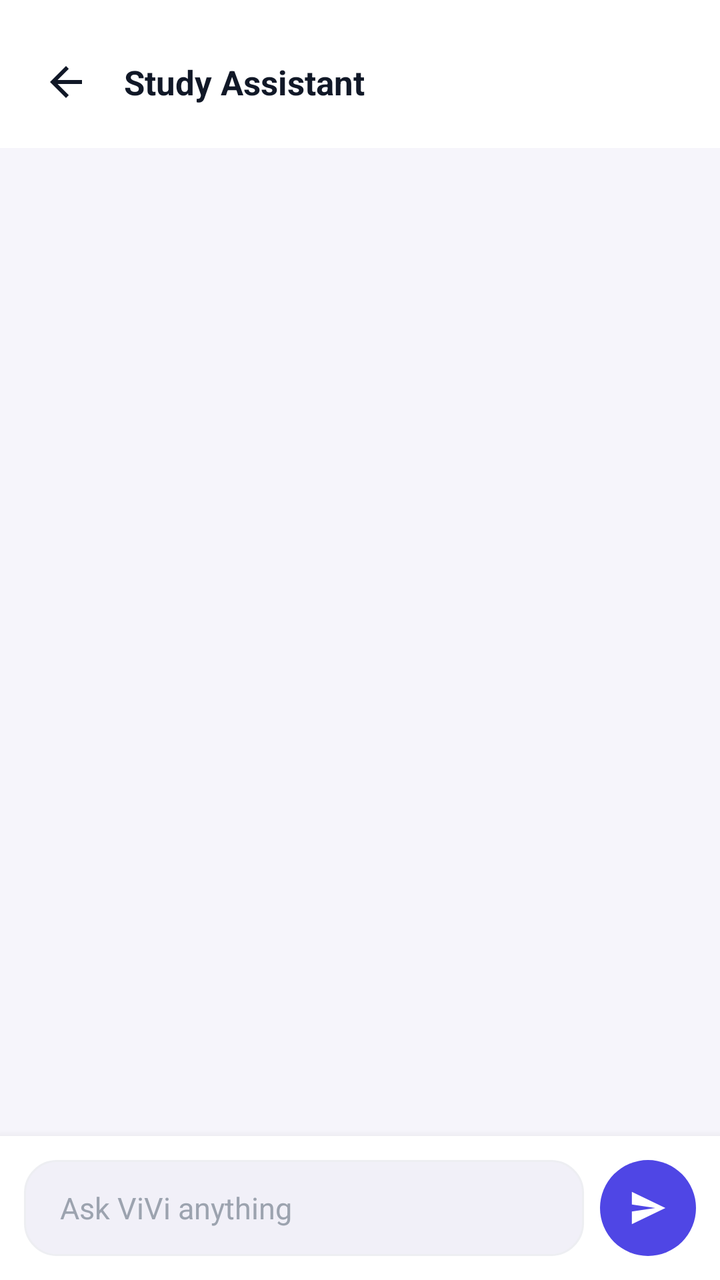
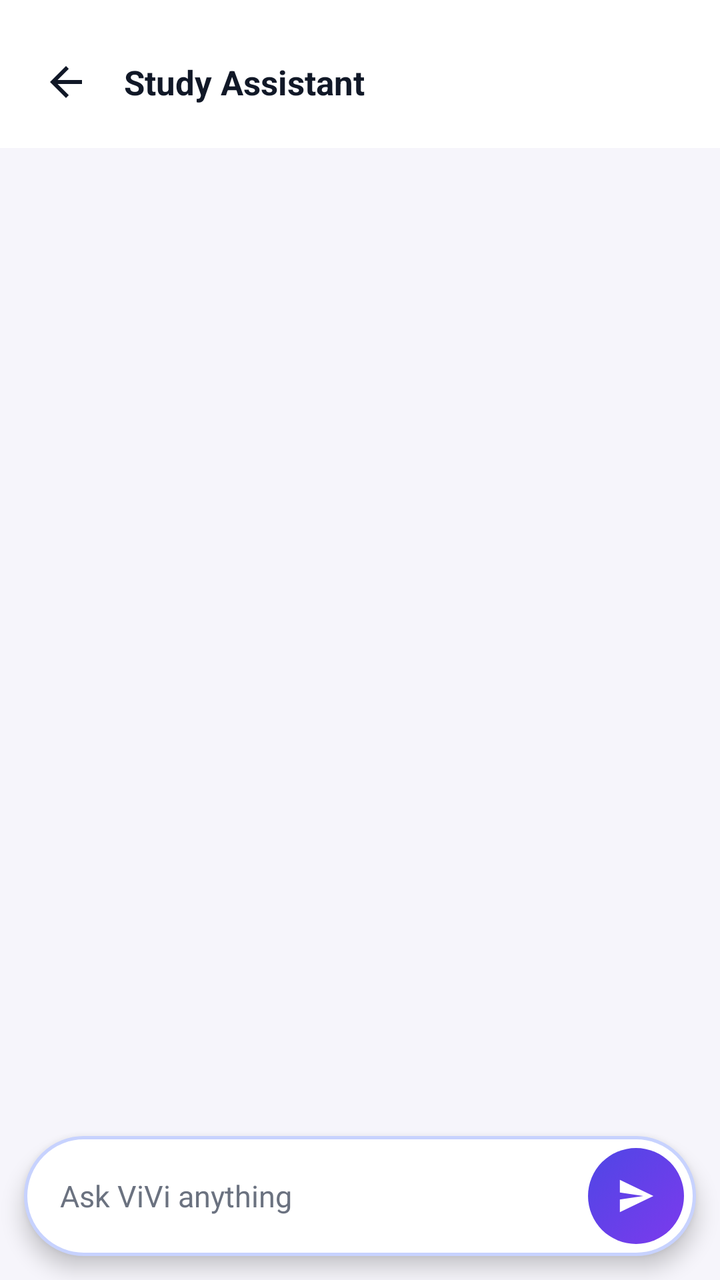

The first picture is an Android layout as it rendered before a commit; the second is the same layout after the commit. The layout source and the unified diff follow.
<!-- AndroidManifest.xml: application theme Theme.StudyAssistant -->
<!-- res/layout/activity_chat.xml -->
<?xml version="1.0" encoding="utf-8"?>
<LinearLayout xmlns:android="http://schemas.android.com/apk/res/android"
    android:layout_width="match_parent"
    android:layout_height="match_parent"
    android:orientation="vertical"
    android:background="@color/background">

    <include layout="@layout/view_header" />

    <androidx.recyclerview.widget.RecyclerView
        android:id="@+id/recycler"
        android:layout_width="match_parent"
        android:layout_height="0dp"
        android:layout_weight="1"
        android:clipToPadding="false"
        android:paddingTop="@dimen/space_md"
        android:paddingBottom="@dimen/space_sm" />

    
    <LinearLayout
        android:layout_width="match_parent"
        android:layout_height="wrap_content"
        android:orientation="horizontal"
        android:gravity="center_vertical"
        android:background="@color/surface"
        android:padding="@dimen/space_md"
        android:elevation="8dp">

        <EditText
            android:id="@+id/etMessage"
            android:layout_width="0dp"
            android:layout_height="wrap_content"
            android:layout_weight="1"
            android:minHeight="48dp"
            android:maxLines="4"
            android:background="@drawable/bg_input"
            android:paddingStart="18dp"
            android:paddingEnd="18dp"
            android:paddingTop="12dp"
            android:paddingBottom="12dp"
            android:hint="@string/ai_chat_hint"
            android:imeOptions="actionSend"
            android:inputType="textCapSentences|textMultiLine"
            android:textColor="@color/text_primary"
            android:textColorHint="@color/text_tertiary"
            android:textSize="@dimen/text_body"
            android:importantForAutofill="no" />

        <ImageView
            android:id="@+id/btnSend"
            android:layout_width="48dp"
            android:layout_height="48dp"
            android:layout_marginStart="@dimen/space_sm"
            android:background="@drawable/bg_send"
            android:padding="13dp"
            android:src="@drawable/ic_send"
            android:contentDescription="@string/ai_chat_send"
            android:clickable="true"
            android:focusable="true" />
    </LinearLayout>
</LinearLayout>
<!-- res/layout/view_header.xml (included above) -->
<?xml version="1.0" encoding="utf-8"?>
<LinearLayout xmlns:android="http://schemas.android.com/apk/res/android"
    android:layout_width="match_parent"
    android:layout_height="wrap_content"
    android:orientation="horizontal"
    android:gravity="center_vertical"
    android:background="@color/surface"
    android:paddingStart="@dimen/space_md"
    android:paddingEnd="@dimen/space_lg"
    android:paddingTop="@dimen/space_lg"
    android:paddingBottom="@dimen/space_md">

    <ImageView
        android:id="@+id/btnBack"
        android:layout_width="42dp"
        android:layout_height="42dp"
        android:padding="9dp"
        android:src="@drawable/ic_arrow_back"
        android:background="?attr/selectableItemBackgroundBorderless"
        android:clickable="true"
        android:focusable="true"
        android:contentDescription="@string/nav_home"
        app:tint="@color/text_primary"
        xmlns:app="http://schemas.android.com/apk/res-auto" />

    <TextView
        android:id="@+id/headerTitle"
        android:layout_width="0dp"
        android:layout_height="wrap_content"
        android:layout_weight="1"
        android:layout_marginStart="@dimen/space_sm"
        android:maxLines="2"
        android:ellipsize="end"
        android:text="@string/app_name"
        style="@style/TextHeading" />

    <TextView
        android:id="@+id/headerAction"
        android:layout_width="wrap_content"
        android:layout_height="wrap_content"
        android:background="@drawable/bg_chip_soft"
        android:paddingStart="14dp"
        android:paddingEnd="14dp"
        android:paddingTop="7dp"
        android:paddingBottom="7dp"
        android:textColor="@color/primary"
        android:textSize="@dimen/text_caption"
        android:textStyle="bold"
        android:clickable="true"
        android:focusable="true"
        android:visibility="gone" />
</LinearLayout>
<!-- resources referenced by this layout -->
<resources>
  <color name="background">#F6F5FB</color>
  <color name="primary">#4F46E5</color>
  <color name="surface">#FFFFFF</color>
  <color name="text_primary">#111827</color>
  <color name="text_tertiary">#9CA3AF</color>
  <dimen name="space_lg">20dp</dimen>
  <dimen name="space_md">12dp</dimen>
  <dimen name="space_sm">8dp</dimen>
  <dimen name="text_body">15sp</dimen>
  <dimen name="text_caption">13sp</dimen>
  <!-- drawable bg_chip_soft (drawable) -->
  <?xml version="1.0" encoding="utf-8"?>
  <shape xmlns:android="http://schemas.android.com/apk/res/android" android:shape="rectangle">
      <solid android:color="@color/primary_soft" />
      <corners android:radius="@dimen/radius_pill" />
  </shape>
  <!-- drawable bg_input (drawable) -->
  <?xml version="1.0" encoding="utf-8"?>
  <shape xmlns:android="http://schemas.android.com/apk/res/android" android:shape="rectangle">
      <solid android:color="@color/surface_sunken" />
      <corners android:radius="@dimen/radius_md" />
      <stroke android:width="1dp" android:color="@color/border" />
  </shape>
  <!-- drawable bg_send (drawable) -->
  <?xml version="1.0" encoding="utf-8"?>
  <shape xmlns:android="http://schemas.android.com/apk/res/android" android:shape="oval">
      <solid android:color="@color/primary" />
  </shape>
  <!-- drawable ic_arrow_back (drawable) -->
  <vector xmlns:android="http://schemas.android.com/apk/res/android"
      android:width="24dp" android:height="24dp"
      android:viewportWidth="24" android:viewportHeight="24"
      android:tint="@color/text_secondary">
      <path android:fillColor="#FFFFFF" android:pathData="M20,11H7.8l5.6,-5.6L12,4l-8,8 8,8 1.4,-1.4L7.8,13H20z" />
  </vector>
  <!-- drawable ic_send (drawable) -->
  <vector xmlns:android="http://schemas.android.com/apk/res/android"
      android:width="24dp" android:height="24dp"
      android:viewportWidth="24" android:viewportHeight="24"
      android:tint="@color/text_on_primary">
      <path android:fillColor="#FFFFFF"
          android:pathData="M3.2,20.8L21.5,12L3.2,3.2l0,6.9L16,12L3.2,13.9z" />
  </vector>
  <string name="ai_chat_hint">Ask ViVi anything</string>
  <string name="ai_chat_send">Send</string>
  <string name="app_name">Study Assistant</string>
  <string name="nav_home">Home</string>
  <style name="TextHeading">
          <item name="android:textSize">@dimen/text_heading</item>
          <item name="android:textStyle">bold</item>
          <item name="android:textColor">@color/text_primary</item>
      </style>
  <style name="Theme.StudyAssistant" parent="Theme.MaterialComponents.Light.NoActionBar">
          <item name="colorPrimary">@color/primary</item>
          <item name="colorPrimaryDark">@color/primary_deep</item>
          <item name="colorAccent">@color/violet</item>
          <item name="android:windowBackground">@color/background</item>
          <item name="android:statusBarColor" tools:targetApi="21">@color/primary_deep</item>
          <item name="android:textColorPrimary">@color/text_primary</item>
          <item name="android:textColorHint">@color/text_tertiary</item>
          
          <item name="android:windowActivityTransitions">true</item>
          <item name="android:windowSharedElementEnterTransition">@transition/shared_title</item>
          <item name="android:windowSharedElementExitTransition">@transition/shared_title</item>
      </style>
  <color name="primary_soft">#EEF2FF</color>
  <dimen name="radius_pill">28dp</dimen>
  <color name="surface_sunken">#F1F0F8</color>
  <dimen name="radius_md">16dp</dimen>
  <color name="border">#EDEEF2</color>
  <color name="text_secondary">#6B7280</color>
  <color name="text_on_primary">#FFFFFF</color>
  <dimen name="text_heading">17sp</dimen>
  <color name="primary_deep">#3730A3</color>
  <color name="violet">#7C3AED</color>
</resources>

<!-- the commit's change to res/layout/activity_chat.xml (unified diff, before → after) -->
@@ -14,49 +14,72 @@
         android:layout_weight="1"
         android:clipToPadding="false"
         android:paddingTop="@dimen/space_md"
-        android:paddingBottom="@dimen/space_sm" />
+        android:paddingBottom="@dimen/space_sm"
+        android:scrollbars="vertical" />
 
     
     <LinearLayout
         android:layout_width="match_parent"
         android:layout_height="wrap_content"
+        android:layout_marginStart="@dimen/space_md"
+        android:layout_marginEnd="@dimen/space_md"
+        android:layout_marginTop="@dimen/space_xs"
+        android:layout_marginBottom="@dimen/space_md"
         android:orientation="horizontal"
         android:gravity="center_vertical"
-        android:background="@color/surface"
-        android:padding="@dimen/space_md"
-        android:elevation="8dp">
+        android:background="@drawable/bg_composer"
+        android:elevation="6dp"
+        android:paddingStart="18dp"
+        android:paddingEnd="6dp"
+        android:paddingTop="6dp"
+        android:paddingBottom="6dp">
 
         <EditText
             android:id="@+id/etMessage"
             android:layout_width="0dp"
             android:layout_height="wrap_content"
             android:layout_weight="1"
-            android:minHeight="48dp"
-            android:maxLines="4"
-            android:background="@drawable/bg_input"
-            android:paddingStart="18dp"
-            android:paddingEnd="18dp"
-            android:paddingTop="12dp"
-            android:paddingBottom="12dp"
+            android:minHeight="44dp"
+            android:maxLines="5"
+            android:maxLength="2000"
+            android:background="@android:color/transparent"
+            android:paddingTop="10dp"
+            android:paddingBottom="10dp"
             android:hint="@string/ai_chat_hint"
             android:imeOptions="actionSend"
             android:inputType="textCapSentences|textMultiLine"
             android:textColor="@color/text_primary"
-            android:textColorHint="@color/text_tertiary"
+            android:textColorHint="@color/text_secondary"
             android:textSize="@dimen/text_body"
             android:importantForAutofill="no" />
 
-        <ImageView
-            android:id="@+id/btnSend"
+        <FrameLayout
             android:layout_width="48dp"
             android:layout_height="48dp"
-            android:layout_marginStart="@dimen/space_sm"
-            android:background="@drawable/bg_send"
-            android:padding="13dp"
-            android:src="@drawable/ic_send"
-            android:contentDescription="@string/ai_chat_send"
-            android:clickable="true"
-            android:focusable="true" />
+            android:layout_marginStart="@dimen/space_sm">
+
+            <ImageView
+                android:id="@+id/btnSend"
+                android:layout_width="match_parent"
+                android:layout_height="match_parent"
+                android:background="@drawable/bg_send"
+                android:padding="13dp"
+                android:src="@drawable/ic_send"
+                android:contentDescription="@string/ai_chat_send"
+                android:clickable="true"
+                android:focusable="true"
+                app:tint="@color/white"
+                xmlns:app="http://schemas.android.com/apk/res-auto" />
+
+            
+            <ProgressBar
+                android:id="@+id/sendProgress"
+                android:layout_width="26dp"
+                android:layout_height="26dp"
+                android:layout_gravity="center"
+                android:indeterminateTint="@color/white"
+                android:visibility="gone" />
+        </FrameLayout>
     </LinearLayout>
 </LinearLayout>
 <!-- res/layout/view_header.xml (included above) -->
<!-- resource entries referenced after the edit -->
@@ -8,6 +8,7 @@
   <dimen name="space_lg">20dp</dimen>
   <dimen name="space_md">12dp</dimen>
   <dimen name="space_sm">8dp</dimen>
+  <dimen name="space_xs">4dp</dimen>
   <dimen name="text_body">15sp</dimen>
   <dimen name="text_caption">13sp</dimen>
   <!-- drawable bg_chip_soft (drawable) -->
@@ -16,18 +17,25 @@
       <solid android:color="@color/primary_soft" />
       <corners android:radius="@dimen/radius_pill" />
   </shape>
-  <!-- drawable bg_input (drawable) -->
+  <!-- drawable bg_composer (drawable) -->
   <?xml version="1.0" encoding="utf-8"?>
   <shape xmlns:android="http://schemas.android.com/apk/res/android" android:shape="rectangle">
-      <solid android:color="@color/surface_sunken" />
-      <corners android:radius="@dimen/radius_md" />
-      <stroke android:width="1dp" android:color="@color/border" />
+      <solid android:color="@color/surface" />
+      <corners android:radius="999dp" />
+      <stroke android:width="1.5dp" android:color="@color/primary_tint" />
   </shape>
   <!-- drawable bg_send (drawable) -->
   <?xml version="1.0" encoding="utf-8"?>
-  <shape xmlns:android="http://schemas.android.com/apk/res/android" android:shape="oval">
-      <solid android:color="@color/primary" />
-  </shape>
+  <selector xmlns:android="http://schemas.android.com/apk/res/android">
+      <item android:state_enabled="false">
+          <shape android:shape="oval"><solid android:color="@color/primary_tint" /></shape>
+      </item>
+      <item>
+          <shape android:shape="oval">
+              <gradient android:startColor="@color/primary" android:endColor="@color/violet" android:angle="315" />
+          </shape>
+      </item>
+  </selector>
   <!-- drawable ic_arrow_back (drawable) -->
   <vector xmlns:android="http://schemas.android.com/apk/res/android"
       android:width="24dp" android:height="24dp"
@@ -67,10 +75,9 @@
       </style>
   <color name="primary_soft">#EEF2FF</color>
   <dimen name="radius_pill">28dp</dimen>
-  <color name="surface_sunken">#F1F0F8</color>
-  <dimen name="radius_md">16dp</dimen>
-  <color name="border">#EDEEF2</color>
+  <color name="primary_tint">#C7D2FE</color>
   <color name="text_secondary">#6B7280</color>
+  <color name="white">#FFFFFF</color>
   <color name="text_on_primary">#FFFFFF</color>
   <dimen name="text_heading">17sp</dimen>
   <color name="primary_deep">#3730A3</color>
